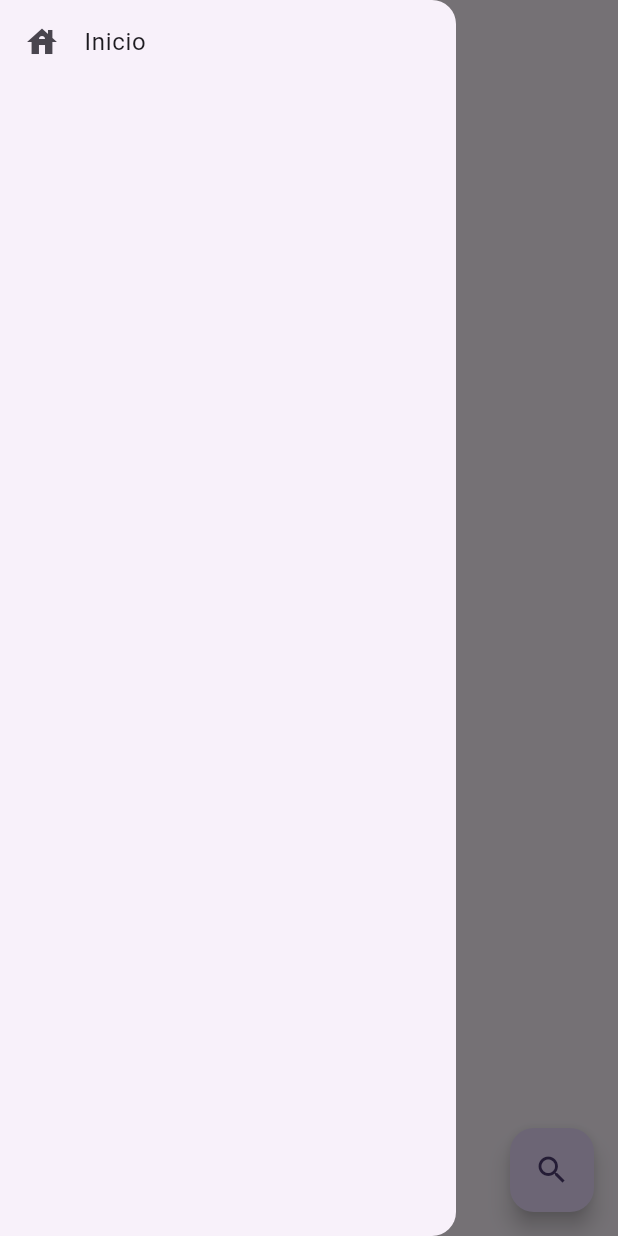
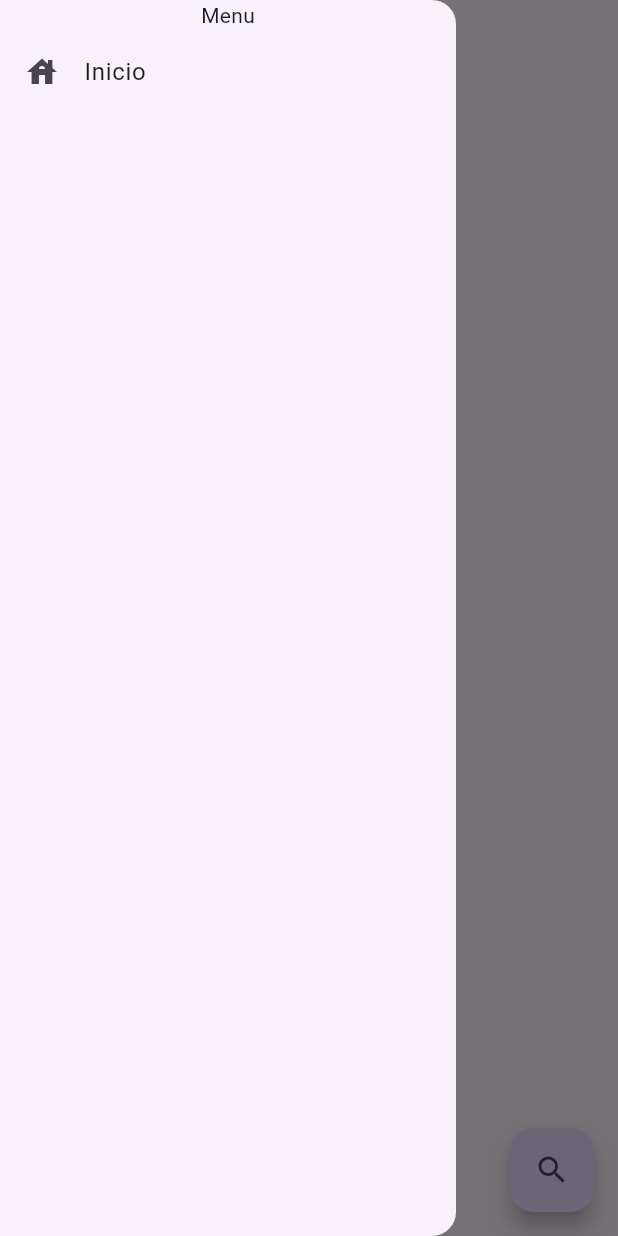
Before and after one commit to restenPiz/Galeria-app, a Flutter app: the screen it shows after launch, with the side drawer open, on a phone screen of 412 x 824 dp. Run offline on Flutter 3.47's test engine with Material 2 defaults, Android fonts, the phone set to English and light mode, and no system bars.

Commit message:
Some updates in my application

```diff
--- a/galeria_app/lib/Screens/first.dart
+++ b/galeria_app/lib/Screens/first.dart
@@ -21,13 +21,19 @@ class _firstScreenState extends State<firstScreen> {
 
       //?Inicio do corpo do conteudo do meu app
       body: ListView(children: [
+        Column(
 
+        ),
       ]),
 
       //?Inicio do link do menu sidebar
       drawer: Drawer(
         child: Column(
           children: [
+            Container(
+              padding: EdgeInsets.zero,
+              child: Text('Menu'),
+            ),
             ListTile(
               title: Text('Inicio'),
               leading: Icon(Icons.house),
```
